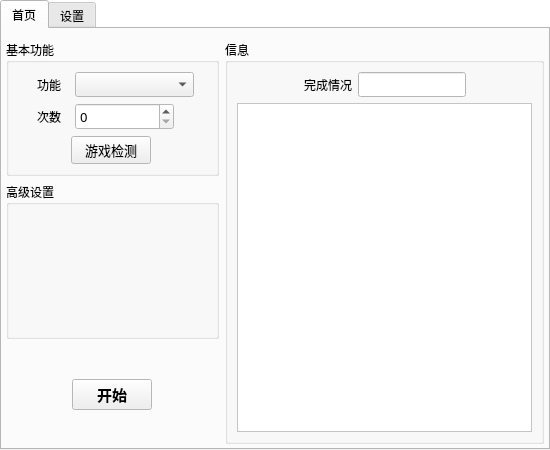
Before: the Qt Designer form src/ui/mainui.ui in AquamarineCyan/OnmyojiDesktopAssistant, drawn with Qt 5.
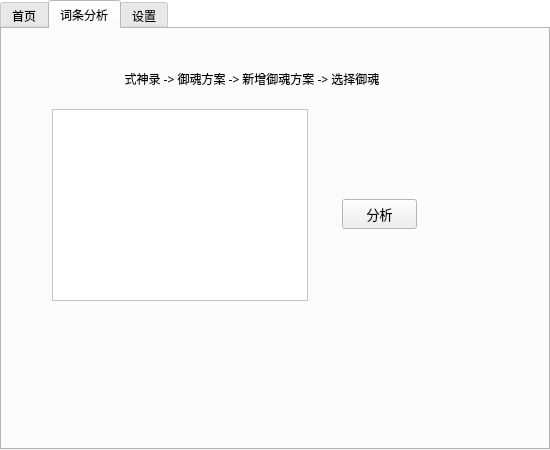
After: the same form once the commit is applied. The open tabs and pages were chosen to show the change.

Commit message: :sparkles: `词条分析`，分析御魂的有效词条数

```diff
--- a/src/ui/mainui.ui
+++ b/src/ui/mainui.ui
@@ -819,6 +819,56 @@
         </item>
        </layout>
       </widget>
+      <widget class="QWidget" name="tab_valid">
+       <attribute name="title">
+        <string>词条分析</string>
+       </attribute>
+       <widget class="QListWidget" name="valid_listWidget">
+        <property name="geometry">
+         <rect>
+          <x>50</x>
+          <y>80</y>
+          <width>256</width>
+          <height>192</height>
+         </rect>
+        </property>
+       </widget>
+       <widget class="QPushButton" name="valid_pushButton">
+        <property name="geometry">
+         <rect>
+          <x>340</x>
+          <y>170</y>
+          <width>75</width>
+          <height>30</height>
+         </rect>
+        </property>
+        <property name="font">
+         <font>
+          <family>宋体</family>
+          <pointsize>10</pointsize>
+         </font>
+        </property>
+        <property name="text">
+         <string>分析</string>
+        </property>
+       </widget>
+       <widget class="QLabel" name="label">
+        <property name="geometry">
+         <rect>
+          <x>100</x>
+          <y>40</y>
+          <width>300</width>
+          <height>20</height>
+         </rect>
+        </property>
+        <property name="text">
+         <string>式神录 -&gt; 御魂方案 -&gt; 新增御魂方案 -&gt; 选择御魂</string>
+        </property>
+        <property name="alignment">
+         <set>Qt::AlignmentFlag::AlignCenter</set>
+        </property>
+       </widget>
+      </widget>
       <widget class="QWidget" name="tab_setting">
        <attribute name="title">
         <string>设置</string>
```
Left out of the diff: 6 changed lines with no effect on the pictures. The commit also changes 8 other files.
